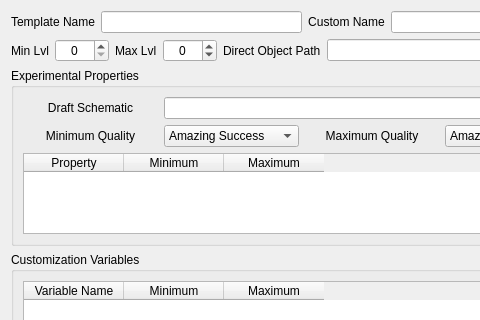
TheAnswer/Tools, file WorldSpawnerTool/lootitemeditor.ui: the form before one commit; both pictures show x 0 to 480 and y 0 to 320 of the 603 by 414 pixel window.
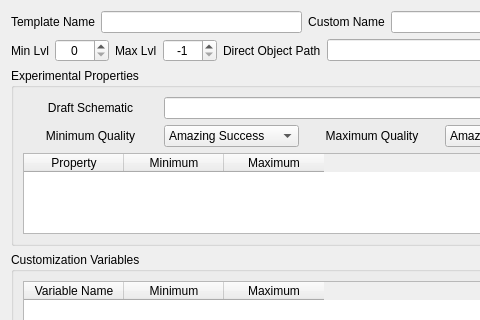
The form after the commit.

Patch:
```diff
--- a/WorldSpawnerTool/lootitemeditor.ui
+++ b/WorldSpawnerTool/lootitemeditor.ui
@@ -90,6 +90,9 @@
        <property name="maximum">
         <number>1000</number>
        </property>
+       <property name="value">
+        <number>-1</number>
+       </property>
       </widget>
      </item>
      <item row="0" column="4">
```
